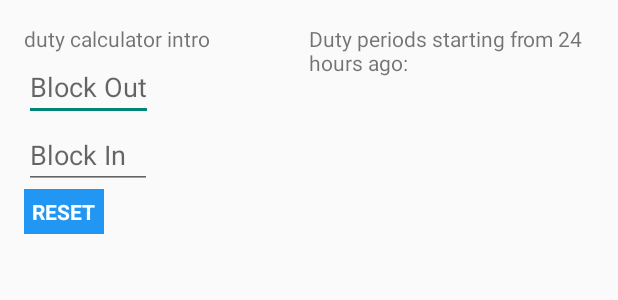
After one commit to pkemble/HobbsUtilities, an Android app: the layout fragment_10in24.xml on its own in the app's theme, with its tools: preview values and no code run, on a phone screen of 412 x 824 dp. The commit adds this screen. Shown: the top 300 px of the screen. Run offline under Robolectric (Android 15) with nearby library versions, the light colour scheme and no system bars.

Commit message:
Added in the 10 in 24 calculator

```diff
--- /dev/null
+++ b/app/src/main/res/layout/fragment_10in24.xml
@@ -0,0 +1,68 @@
+<?xml version="1.0" encoding="utf-8"?>
+<LinearLayout xmlns:android="http://schemas.android.com/apk/res/android"
+    android:orientation="horizontal"
+    android:layout_width="match_parent"
+    android:layout_height="match_parent"
+    android:paddingBottom="@dimen/activity_vertical_margin"
+    android:paddingLeft="@dimen/activity_horizontal_margin"
+    android:paddingRight="@dimen/activity_horizontal_margin"
+    android:paddingTop="@dimen/activity_vertical_margin">
+
+    <LinearLayout
+        android:layout_width="0dp"
+        android:layout_height="wrap_content"
+        android:layout_weight="1"
+        android:orientation="vertical">
+
+        <TextView
+            android:id="@+id/tv_10in24_intro"
+            android:text="@string/duty_calculator_intro"
+            android:layout_width="wrap_content"
+            android:layout_height="wrap_content" />
+
+        <EditText
+            android:id="@+id/et_duty_block_start"
+            android:layout_width="wrap_content"
+            android:layout_height="wrap_content"
+            android:hint="Block Out"
+            android:minEms="4"
+            android:inputType="number"/>
+
+        <EditText
+            android:id="@+id/et_duty_block_end"
+            android:layout_width="wrap_content"
+            android:layout_height="wrap_content"
+            android:hint="Block In"
+            android:minEms="4"
+            android:inputType="number" />
+
+        <Button
+            android:id="@+id/btn_reset_duty_times"
+            android:text="@string/reset_button_text"
+            android:layout_width="wrap_content"
+            android:layout_height="wrap_content" />
+
+        <TextView
+            android:id="@+id/tv_duty_total"
+            android:textSize="20sp"
+            android:layout_width="wrap_content"
+            android:layout_height="wrap_content" />
+    </LinearLayout>
+
+    <LinearLayout
+        android:layout_width="0dp"
+        android:layout_height="match_parent"
+        android:layout_weight="1"
+        android:orientation="vertical">
+
+        <TextView
+            android:layout_width="match_parent"
+            android:layout_height="wrap_content"
+            android:text="@string/duty_times_blurb"/>
+        <ListView
+            android:id="@+id/lv_duty_times"
+            android:layout_width="match_parent"
+            android:layout_height="wrap_content"/>
+
+        </LinearLayout>
+</LinearLayout>
--- a/app/src/main/res/values/strings.xml
+++ b/app/src/main/res/values/strings.xml
@@ -3,6 +3,7 @@
 
     <string name="app_name">Hobbs Utilities</string>
     <string name="title_convert">Convert Block to Hobbs</string>
+    <string name="title_duty">Duty Calculator</string>
     <string name="title_quick_add">Quick Add Hobbs</string>
     <string name="title_wx">TAF &amp; METAR</string>
     <string name="title_soda">Overnight Temps</string>
@@ -29,4 +30,7 @@
 	<string name="taf_raw_text_field">raw_text</string>
 	<string name="station_entry_title">Enter an ICAO station identifier:</string>
 
+    <!-- 10in24 strings -->
+    <string name="duty_calculator_intro">duty calculator intro</string>
+    <string name="duty_times_blurb">Duty periods starting from 24 hours ago:</string>
 </resources>
```
Also changed, not shown: app/src/main/java/com/kemblep/hobbsutilities/DutyTimeCalculator.java (added, +211 -0 lines), app/src/main/java/com/kemblep/hobbsutilities/HoursConversionFragment.java (+7 -51 lines), app/src/main/java/com/kemblep/hobbsutilities/MainActivity.java (+32 -18 lines), app/src/main/java/com/kemblep/hobbsutilities/Util.java (+52 -0 lines), app/src/main/java/com/kemblep/hobbsutilities/obj/DutyTimeArrayAdapter.java (added, +55 -0 lines), app/src/main/res/layout/listview_duty_times.xml (added, +10 -0 lines), 5 other files.
